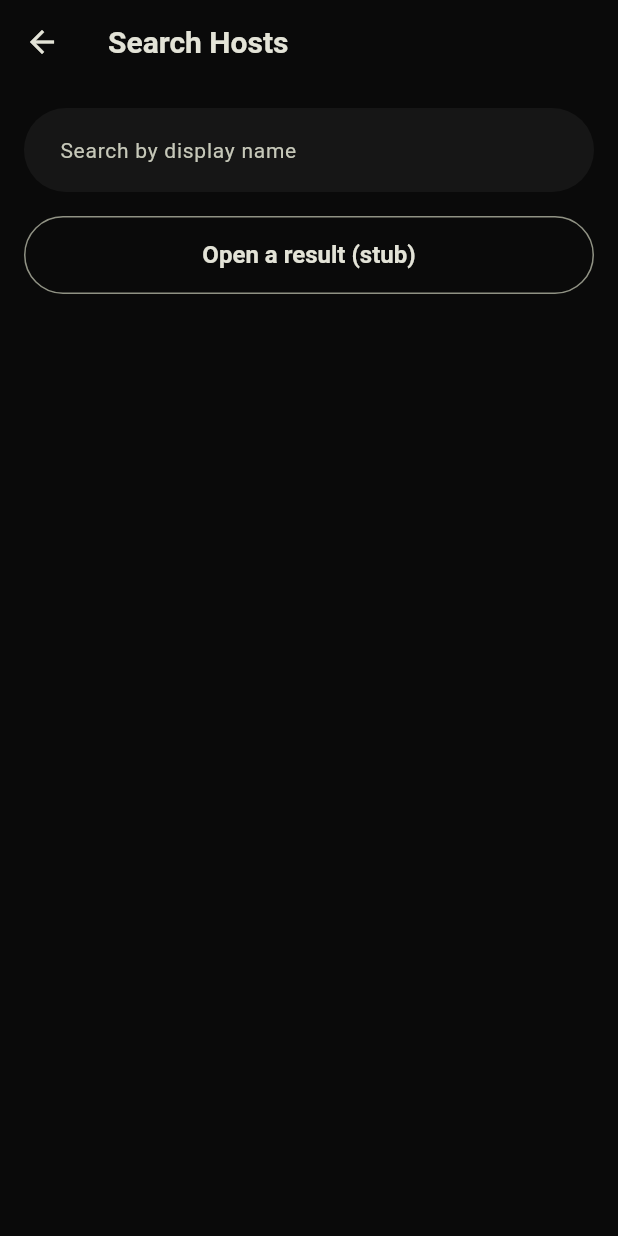
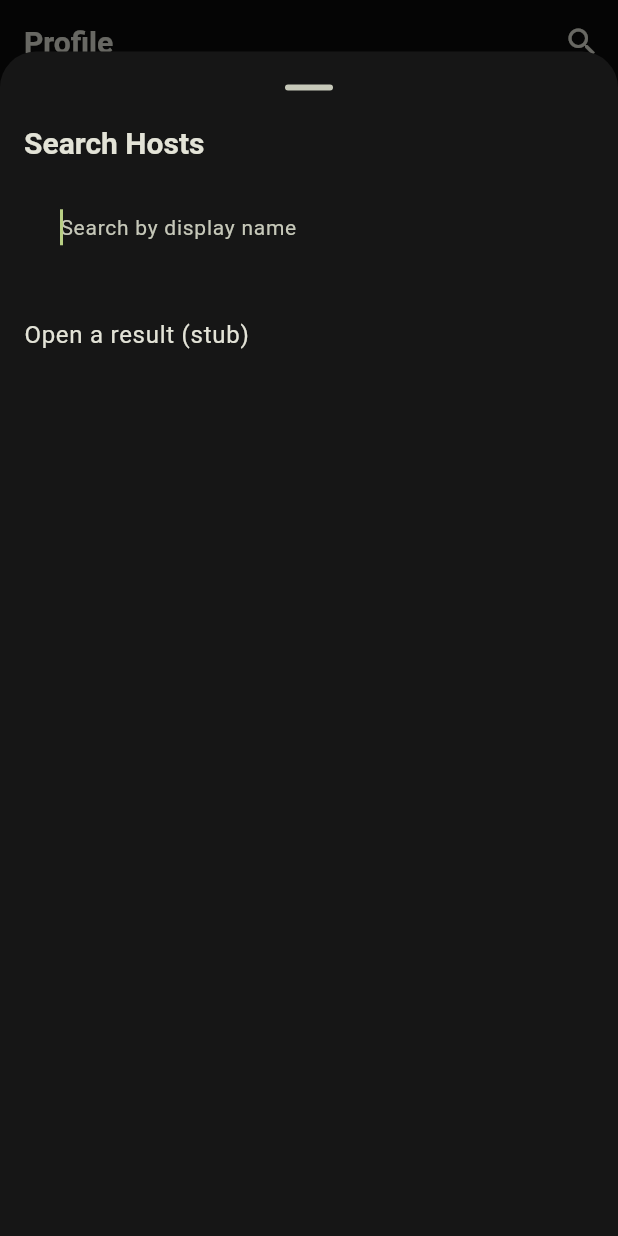
Before and after one commit to olegpreed/SoundSpot, a Flutter app: the ProfileScreen screen opened by its route, after a tap on the "search" icon, on a phone screen of 412 x 824 dp. Run offline on Flutter 3.47's test engine with Material 3 defaults, Android fonts, the phone set to English and light mode, and no system bars; our stand-ins replace flutter_riverpod, go_router, riverpod_annotation; generated files the repository leaves out were written again.

Commit message:
fix: change host search from a view to bottom modal sheet

```diff
--- a/lib/core/router/app_router.dart
+++ b/lib/core/router/app_router.dart
@@ -11,7 +11,6 @@ import '../../features/party/presentation/screens/party_preview_screen.dart';
 import '../../features/party/presentation/screens/party_settings_screen.dart';
 import '../../features/party/presentation/screens/party_tab_screen.dart';
 import '../../features/profile/presentation/screens/follower_following_list_screen.dart';
-import '../../features/profile/presentation/screens/host_search_screen.dart';
 import '../../features/profile/presentation/screens/other_user_profile_screen.dart';
 import '../../features/profile/presentation/screens/profile_screen.dart';
 import 'app_routes.dart';
@@ -29,10 +28,11 @@ final _rootNavigatorKey = GlobalKey<NavigatorState>(debugLabel: 'root');
 /// re-transitioning along with the page. Party Settings uses
 /// [GoRoute.parentNavigatorKey] to escape that shell and cover the full
 /// screen with no bar — see NAVIGATION.md's Bottom Chrome section. Add Track
-/// is a modal bottom sheet triggered directly from the transport bar (see
-/// AppShell) rather than a route at all. Every
-/// other route (Sign In, Party Creation, Host Search, profiles) is a plain
-/// top-level route outside the shell, so it never shows the bar either.
+/// and Host Search are both modal bottom sheets triggered directly from
+/// their respective screens (see AppShell and profile_screen.dart) rather
+/// than routes at all. Every other route (Sign In, Party Creation, profiles)
+/// is a plain top-level route outside the shell, so it never shows the bar
+/// either.
 ///
 /// Map/Party/Profile are additionally nested in their own
 /// [StatefulShellRoute] inside the outer shell: switching between them uses
@@ -120,10 +120,6 @@ final appRouter = GoRouter(
       builder: (context, state) => const PartyCreationScreen(),
     ),
     GoRoute(
-      path: AppRoutes.hostSearch,
-      builder: (context, state) => const HostSearchScreen(),
-    ),
-    GoRoute(
       path: AppRoutes.otherUserProfile,
       builder: (context, state) =>
           OtherUserProfileScreen(userId: state.pathParameters['userId']!),
--- a/lib/core/router/app_routes.dart
+++ b/lib/core/router/app_routes.dart
@@ -14,7 +14,6 @@ class AppRoutes {
   static const partyActive = '/party/active/:partyId';
   static const partySettings = '/party/active/:partyId/settings';
 
-  static const hostSearch = '/profile/search';
   static const otherUserProfile = '/profile/:userId';
   static const connections = '/profile/:userId/connections';
 
--- a/lib/core/router/app_shell.dart
+++ b/lib/core/router/app_shell.dart
@@ -93,6 +93,7 @@ class AppShell extends ConsumerWidget {
           onPlayPause: () {},
           onAddTrack: () => showModalBottomSheet(
             context: context,
+            useRootNavigator: true,
             isScrollControlled: true,
             useSafeArea: true,
             builder: (context) => AddTrackSheet(partyId: partyId),
--- a/lib/features/profile/presentation/screens/host_search_screen.dart
+++ /dev/null
@@ -1,31 +0,0 @@
-import 'package:flutter/material.dart';
-import 'package:go_router/go_router.dart';
-
-import '../../../../core/router/app_routes.dart';
-
-class HostSearchScreen extends StatelessWidget {
-  const HostSearchScreen({super.key});
-
-  @override
-  Widget build(BuildContext context) {
-    return Scaffold(
-      appBar: AppBar(title: const Text('Search Hosts')),
-      body: Padding(
-        padding: const EdgeInsets.all(16),
-        child: Column(
-          children: [
-            const TextField(
-              decoration: InputDecoration(hintText: 'Search by display name'),
-            ),
-            const SizedBox(height: 16),
-            OutlinedButton(
-              onPressed: () =>
-                  context.push(AppRoutes.otherUserProfilePath('demo-user')),
-              child: const Text('Open a result (stub)'),
-            ),
-          ],
-        ),
-      ),
-    );
-  }
-}
--- a/lib/features/profile/presentation/screens/profile_screen.dart
+++ b/lib/features/profile/presentation/screens/profile_screen.dart
@@ -2,6 +2,7 @@ import 'package:flutter/material.dart';
 import 'package:go_router/go_router.dart';
 
 import '../../../../core/router/app_routes.dart';
+import '../widgets/host_search_sheet.dart';
 
 class ProfileScreen extends StatelessWidget {
   const ProfileScreen({super.key});
@@ -13,7 +14,20 @@ class ProfileScreen extends StatelessWidget {
         title: const Text('Profile'),
         actions: [
           IconButton(
-            onPressed: () => context.push(AppRoutes.hostSearch),
+            onPressed: () => showModalBottomSheet(
+              context: context,
+              // Profile lives inside the Profile tab's own nested Navigator
+              // (StatefulShellRoute preserves each tab's state that way).
+              // That Navigator's Overlay is bounded above AppShell's
+              // persistent bottomNavigationBar, so a sheet pushed onto it
+              // would stop short of the bar instead of covering it. Pushing
+              // onto the root Navigator instead lets the sheet overlay the
+              // whole screen, bar included.
+              useRootNavigator: true,
+              isScrollControlled: true,
+              useSafeArea: true,
+              builder: (context) => const HostSearchSheet(),
+            ),
             icon: const Icon(Icons.search),
           ),
         ],
--- /dev/null
+++ b/lib/features/profile/presentation/widgets/host_search_sheet.dart
@@ -0,0 +1,51 @@
+import 'package:flutter/material.dart';
+import 'package:go_router/go_router.dart';
+
+import '../../../../core/router/app_routes.dart';
+
+/// Presented via [showModalBottomSheet] from Profile's search action, not as
+/// its own go_router route — same treatment as Add Track (see
+/// add_track_sheet.dart): a host search has no state worth a URL/deep link.
+class HostSearchSheet extends StatelessWidget {
+  const HostSearchSheet({super.key});
+
+  @override
+  Widget build(BuildContext context) {
+    return SizedBox(
+      height: MediaQuery.of(context).size.height * 0.9,
+      child: Padding(
+        padding: EdgeInsets.only(
+          left: 16,
+          right: 16,
+          bottom: MediaQuery.of(context).viewInsets.bottom + 16,
+        ),
+        child: Column(
+          crossAxisAlignment: CrossAxisAlignment.stretch,
+          children: [
+            Text('Search Hosts', style: Theme.of(context).textTheme.titleLarge),
+            const SizedBox(height: 16),
+            const TextField(
+              autofocus: true,
+              decoration: InputDecoration(hintText: 'Search by display name'),
+            ),
+            const SizedBox(height: 16),
+            Expanded(
+              child: ListView(
+                children: [
+                  ListTile(
+                    contentPadding: EdgeInsets.zero,
+                    title: const Text('Open a result (stub)'),
+                    onTap: () {
+                      Navigator.of(context).pop();
+                      context.push(AppRoutes.otherUserProfilePath('demo-user'));
+                    },
+                  ),
+                ],
+              ),
+            ),
+          ],
+        ),
+      ),
+    );
+  }
+}
```
Also changed, not shown: 1 other file.
